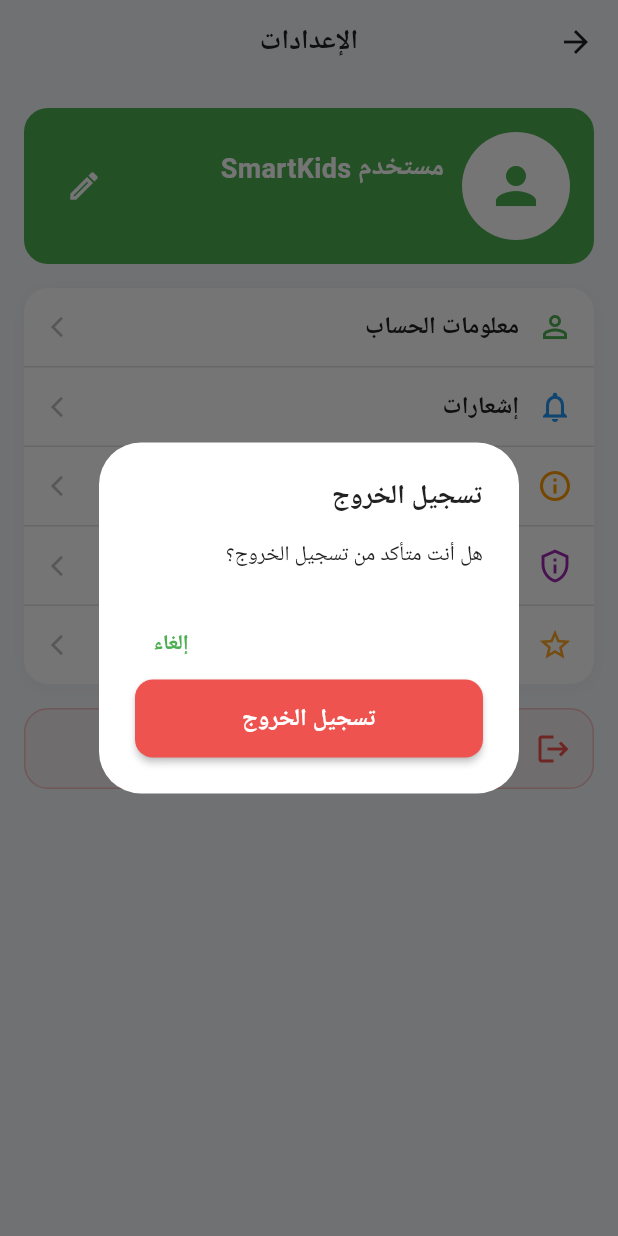
After one commit to mohamed-osama-dev/smart_Kids_Hub_App_1, a Flutter app: the SettingsScreen screen opened by its route, after a tap on "تسجيل الخروج", on a phone screen of 412 x 824 dp. The commit adds this screen. Run offline on Flutter 3.47's test engine with Material 3 defaults, Android fonts, the phone set to English and light mode, and no system bars; our stand-ins replace dio, flutter_blue_plus, flutter_native_splash, flutter_secure_storage, google_fonts, hive and 3 more; accounts and stored records are empty; network calls fail; Roboto replaces fonts that are missing (Cairo).

Commit message:
feat: instant child refresh after add & settings screen  - fix: new child appears immediately without app restart - feat: replace growth tab with full settings screen (profile, about, logout)

```diff
--- a/lib/core/services/session_service.dart
+++ b/lib/core/services/session_service.dart
@@ -4,6 +4,8 @@ import '../network/secure_storage_service.dart';
 
 class SessionService {
   static const String _loggedInKey = 'session_logged_in';
+  static const String _parentFullNameKey = 'parent_full_name';
+  static const String _parentPhoneKey = 'parent_phone';
 
   static Future<void> setLoggedIn(bool value) async {
     final prefs = await SharedPreferences.getInstance();
@@ -30,4 +32,21 @@ class SessionService {
     await prefs.setBool(_loggedInKey, false);
     await SecureStorageService.clearAll();
   }
+
+  static Future<void> saveParentInfo({
+    required String fullName,
+    required String phone,
+  }) async {
+    final prefs = await SharedPreferences.getInstance();
+    await prefs.setString(_parentFullNameKey, fullName);
+    await prefs.setString(_parentPhoneKey, phone);
+  }
+
+  static Future<Map<String, String?>> getParentInfo() async {
+    final prefs = await SharedPreferences.getInstance();
+    return {
+      'fullName': prefs.getString(_parentFullNameKey),
+      'phone': prefs.getString(_parentPhoneKey),
+    };
+  }
 }
--- /dev/null
+++ b/lib/features/settings/presentation/screens/settings_screen.dart
@@ -0,0 +1,421 @@
+import 'package:flutter/material.dart';
+import 'package:provider/provider.dart';
+
+import '../../../../core/services/hive_service.dart';
+import '../../../../core/services/session_service.dart';
+import '../../../../utils/app_colors.dart';
+import '../../../../utils/app_routes.dart';
+import '../../../../utils/app_styles.dart';
+import '../../../auth/presentation/cubit/auth_cubit.dart';
+
+class SettingsScreen extends StatefulWidget {
+  const SettingsScreen({super.key});
+
+  @override
+  State<SettingsScreen> createState() => _SettingsScreenState();
+}
+
+class _SettingsScreenState extends State<SettingsScreen>
+    with SingleTickerProviderStateMixin {
+  late final AnimationController _loadingController;
+  late final Animation<double> _loadingOpacity;
+
+  bool _isLoadingProfile = true;
+  String _parentName = '';
+  String _parentPhone = '';
+
+  @override
+  void initState() {
+    super.initState();
+    _loadingController = AnimationController(
+      vsync: this,
+      duration: const Duration(milliseconds: 900),
+    )..repeat(reverse: true);
+    _loadingOpacity = Tween<double>(
+      begin: 0.3,
+      end: 0.7,
+    ).animate(CurvedAnimation(parent: _loadingController, curve: Curves.easeInOut));
+    _loadParentInfo();
+  }
+
+  @override
+  void dispose() {
+    _loadingController.dispose();
+    super.dispose();
+  }
+
+  void _loadParentInfo() {
+    setState(() => _isLoadingProfile = true);
+    SessionService.getParentInfo().then((info) {
+      if (!mounted) return;
+      setState(() {
+        _parentName = info['fullName'] ?? '';
+        _parentPhone = info['phone'] ?? '';
+        _isLoadingProfile = false;
+      });
+    });
+  }
+
+  Future<void> _showAboutSheet() async {
+    await showModalBottomSheet<void>(
+      context: context,
+      backgroundColor: AppColors.whiteColor,
+      shape: const RoundedRectangleBorder(
+        borderRadius: BorderRadius.vertical(top: Radius.circular(24)),
+      ),
+      builder: (context) {
+        return Directionality(
+          textDirection: TextDirection.rtl,
+          child: Padding(
+            padding: const EdgeInsets.fromLTRB(20, 20, 20, 28),
+            child: Column(
+              mainAxisSize: MainAxisSize.min,
+              children: [
+                Container(
+                  width: 64,
+                  height: 64,
+                  decoration: const BoxDecoration(
+                    color: AppColors.primary,
+                    shape: BoxShape.circle,
+                  ),
+                  alignment: Alignment.center,
+                  child: Text('SK', style: AppStyles.bold20White),
+                ),
+                const SizedBox(height: 12),
+                Text('SmartKids Hub', style: AppStyles.bold20Black),
+                const SizedBox(height: 6),
+                Text('الإصدار 1.0.0', style: AppStyles.regular14Grey),
+                const SizedBox(height: 10),
+                Text(
+                  'تطبيق ذكي لمتابعة نمو وتغذية أطفالك',
+                  style: AppStyles.regular14Black,
+                  textAlign: TextAlign.center,
+                ),
+                const SizedBox(height: 8),
+                Text(
+                  'support@smartkidshub.com',
+                  style: AppStyles.semi14Primary,
+                ),
+                const SizedBox(height: 16),
+                SizedBox(
+                  width: double.infinity,
+                  child: ElevatedButton(
+                    onPressed: () => Navigator.of(context).pop(),
+                    child: const Text('إغلاق'),
+                  ),
+                ),
+              ],
+            ),
+          ),
+        );
+      },
+    );
+  }
+
+  Future<void> _confirmLogout() async {
+    final shouldLogout = await showDialog<bool>(
+      context: context,
+      builder: (dialogContext) {
+        return Directionality(
+          textDirection: TextDirection.rtl,
+          child: AlertDialog(
+            title: Text('تسجيل الخروج', style: AppStyles.bold18Black),
+            content: Text(
+              'هل أنت متأكد من تسجيل الخروج؟',
+              style: AppStyles.regular14Black,
+            ),
+            actions: [
+              TextButton(
+                onPressed: () => Navigator.of(dialogContext).pop(false),
+                child: Text('إلغاء', style: AppStyles.semi14Primary),
+              ),
+              ElevatedButton(
+                onPressed: () => Navigator.of(dialogContext).pop(true),
+                style: ElevatedButton.styleFrom(
+                  backgroundColor: AppColors.error,
+                  foregroundColor: AppColors.whiteColor,
+                ),
+                child: const Text('تسجيل الخروج'),
+              ),
+            ],
+          ),
+        );
+      },
+    );
+
+    if (shouldLogout != true) return;
+
+    await context.read<AuthCubit>().logout();
+    await SessionService.clearSession();
+    await HiveService.clearChildren();
+
+    if (!mounted) return;
+    await Navigator.of(
+      context,
+    ).pushNamedAndRemoveUntil(AppRoutes.login, (route) => false);
+  }
+
+  @override
+  Widget build(BuildContext context) {
+    final displayName = _parentName.isEmpty ? 'مستخدم SmartKids' : _parentName;
+
+    return Directionality(
+      textDirection: TextDirection.rtl,
+      child: Scaffold(
+        backgroundColor: AppColors.background,
+        appBar: AppBar(
+          title: Text('الإعدادات', style: AppStyles.bold18Black),
+          centerTitle: true,
+          backgroundColor: AppColors.background,
+        ),
+        body: SafeArea(
+          child: SingleChildScrollView(
+            padding: const EdgeInsets.all(16),
+            child: Column(
+              children: [
+                Container(
+                  width: double.infinity,
+                  padding: const EdgeInsets.all(16),
+                  decoration: BoxDecoration(
+                    color: AppColors.primary,
+                    borderRadius: BorderRadius.circular(16),
+                  ),
+                  child: Row(
+                    children: [
+                      Container(
+                        width: 72,
+                        height: 72,
+                        decoration: const BoxDecoration(
+                          shape: BoxShape.circle,
+                          color: AppColors.whiteColor,
+                        ),
+                        child: const Icon(
+                          Icons.person,
+                          size: 40,
+                          color: AppColors.primary,
+                        ),
+                      ),
+                      const SizedBox(width: 12),
+                      Expanded(
+                        child: _isLoadingProfile
+                            ? AnimatedBuilder(
+                                animation: _loadingOpacity,
+                                builder: (context, _) {
+                                  return Opacity(
+                                    opacity: _loadingOpacity.value,
+                                    child: Column(
+                                      crossAxisAlignment:
+                                          CrossAxisAlignment.start,
+                                      children: [
+                                        Container(
+                                          height: 16,
+                                          width: 160,
+                                          decoration: BoxDecoration(
+                                            color: AppColors.textHint.withValues(
+                                              alpha: 0.45,
+                                            ),
+                                            borderRadius: BorderRadius.circular(
+                                              8,
+                                            ),
+                                          ),
+                                        ),
+                                        const SizedBox(height: 8),
+                                        Container(
+                                          height: 14,
+                                          width: 120,
+                                          decoration: BoxDecoration(
+                                            color: AppColors.textHint.withValues(
+                                              alpha: 0.45,
+                                            ),
+                                            borderRadius: BorderRadius.circular(
+                                              8,
+                                            ),
+                                          ),
+                                        ),
+                                      ],
+                                    ),
+                                  );
+                                },
+                              )
+                            : Column(
+                                crossAxisAlignment: CrossAxisAlignment.start,
+                                children: [
+                                  Text(
+                                    displayName,
+                                    style: AppStyles.bold18White,
+                                  ),
+                                  const SizedBox(height: 4),
+                                  Text(
+                                    _parentPhone,
+                                    style: AppStyles.regular14White,
+                                  ),
+                                ],
+                              ),
+                      ),
+                      IconButton(
+                        onPressed: () {
+                          Navigator.of(context).pushNamed(AppRoutes.profile);
+                        },
+                        icon: const Icon(
+                          Icons.edit_outlined,
+                          color: AppColors.whiteColor,
+                        ),
+                      ),
+                    ],
+                  ),
+                ),
+                const SizedBox(height: 16),
+                Container(
+                  decoration: BoxDecoration(
+                    color: AppColors.whiteColor,
+                    borderRadius: BorderRadius.circular(16),
+                    boxShadow: [
+                      BoxShadow(
+                        color: Colors.black.withValues(alpha: 0.04),
+                        blurRadius: 10,
+                        offset: const Offset(0, 2),
+                      ),
+                    ],
+                  ),
+                  child: Column(
+                    children: [
+                      _SettingsTile(
+                        icon: Icons.person_outline,
+                        iconColor: AppColors.primary,
+                        title: 'معلومات الحساب',
+                        onTap: () {
+                          Navigator.of(context).pushNamed(AppRoutes.profile);
+                        },
+                      ),
+                      _SettingsTile(
+                        icon: Icons.notifications_outlined,
+                        iconColor: AppColors.secondary,
+                        title: 'إشعارات',
+                        onTap: () {
+                          Navigator.of(
+                            context,
+                          ).pushNamed(AppRoutes.notifications);
+                        },
+                      ),
+                      _SettingsTile(
+                        icon: Icons.info_outline,
+                        iconColor: AppColors.accent,
+                        title: 'من نحن',
+                        onTap: () {
+                          _showAboutSheet();
+                        },
+                      ),
+                      _SettingsTile(
+                        icon: Icons.privacy_tip_outlined,
+                        iconColor: AppColors.playful,
+                        title: 'سياسة الخصوصية',
+                        onTap: () {
+                          Navigator.of(context).pushNamed(AppRoutes.privacy);
+                        },
+                      ),
+                      _SettingsTile(
+                        icon: Icons.star_outline,
+                        iconColor: AppColors.warning,
+                        title: 'تقييم التطبيق',
+                        onTap: () {
+                          ScaffoldMessenger.of(context).showSnackBar(
+                            const SnackBar(
+                              content: Text('شكراً لك! تقييمك يهمنا 🌟'),
+                            ),
+                          );
+                        },
+                        showDivider: false,
+                      ),
+                    ],
+                  ),
+                ),
+                const SizedBox(height: 16),
+                Container(
+                  decoration: BoxDecoration(
+                    color: AppColors.error.withValues(alpha: 0.06),
+                    borderRadius: BorderRadius.circular(16),
+                    border: Border.all(
+                      color: AppColors.error.withValues(alpha: 0.3),
+                    ),
+                  ),
+                  child: _SettingsTile(
+                    icon: Icons.logout,
+                    iconColor: AppColors.error,
+                    title: 'تسجيل الخروج',
+                    titleStyle: AppStyles.bold16Black.copyWith(
+                      color: AppColors.error,
+                    ),
+                    showArrow: false,
+                    showDivider: false,
+                    onTap: () {
+                      _confirmLogout();
+                    },
+                  ),
+                ),
+              ],
+            ),
+          ),
+        ),
+      ),
+    );
+  }
+}
+
+class _SettingsTile extends StatelessWidget {
+  final IconData icon;
+  final Color iconColor;
+  final String title;
+  final VoidCallback onTap;
+  final bool showArrow;
+  final bool showDivider;
+  final TextStyle? titleStyle;
+
+  const _SettingsTile({
+    required this.icon,
+    required this.iconColor,
+    required this.title,
+    required this.onTap,
+    this.showArrow = true,
+    this.showDivider = true,
+    this.titleStyle,
+  });
+
+  @override
+  Widget build(BuildContext context) {
+    return InkWell(
+      borderRadius: BorderRadius.circular(14),
+      onTap: onTap,
+      child: Column(
+        children: [
+          Padding(
+            padding: const EdgeInsets.symmetric(horizontal: 14, vertical: 14),
+            child: Row(
+              children: [
+                Icon(icon, color: iconColor),
+                const SizedBox(width: 12),
+                Expanded(
+                  child: Text(
+                    title,
+                    style: titleStyle ?? AppStyles.semi16Black,
+                  ),
+                ),
+                if (showArrow)
+                  const Icon(
+                    Icons.arrow_forward_ios,
+                    size: 16,
+                    color: AppColors.textHint,
+                  ),
+              ],
+            ),
+          ),
+          if (showDivider)
+            const Divider(
+              height: 1,
+              thickness: 1,
+              color: AppColors.borderColor,
+            ),
+        ],
+      ),
+    );
+  }
+}
--- a/lib/utils/app_routes.dart
+++ b/lib/utils/app_routes.dart
@@ -10,6 +10,8 @@ class AppRoutes {
   static const String childInfo = '/child-info';
   static const String profile = '/profile';
   static const String settings = '/settings';
+  static const String notifications = '/notifications';
+  static const String privacy = '/privacy';
   static const String meals = '/meals';
   static const String measurement = '/measurement';
 }
```
Also changed, not shown: lib/features/auth/data/repositories/children_repository.dart (+10 -0 lines), lib/features/auth/presentation/cubit/auth_cubit.dart (+20 -0 lines), lib/features/auth/presentation/cubit/children_cubit.dart (+30 -3 lines), lib/features/auth/presentation/screens/child_info_screen.dart (+13 -1 lines), lib/features/settings/presentation/screens/coming_soon_screen.dart (added, +36 -0 lines), lib/main.dart (+35 -21 lines).
